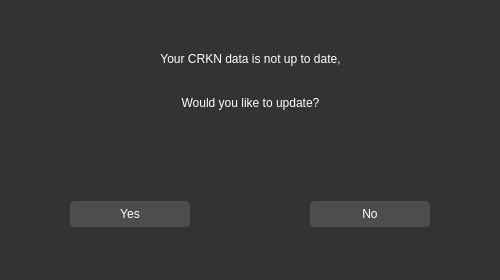
Teky500/Ebook-PR-Application, file source/features/ui/updatefirst-timepage.ui: the form before one commit.
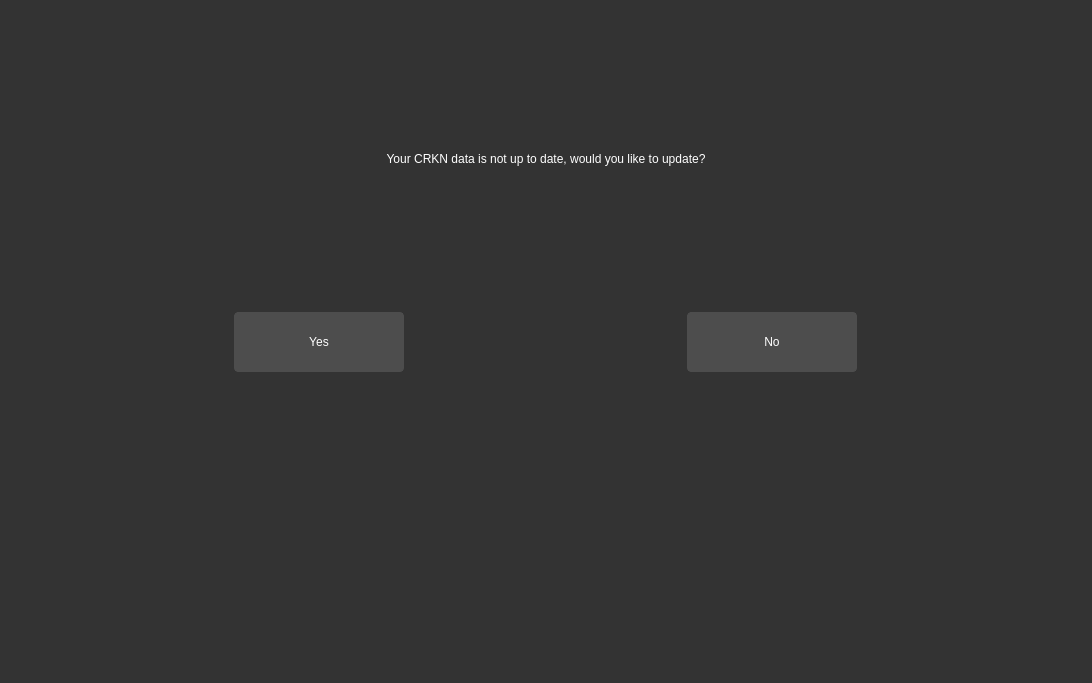
The form after the commit.

What changed in the file:
```diff
--- a/source/features/ui/updatefirst-timepage.ui
+++ b/source/features/ui/updatefirst-timepage.ui
@@ -6,10 +6,16 @@
    <rect>
     <x>0</x>
     <y>0</y>
-    <width>500</width>
-    <height>280</height>
+    <width>1092</width>
+    <height>683</height>
    </rect>
   </property>
+  <property name="minimumSize">
+   <size>
+    <width>1092</width>
+    <height>683</height>
+   </size>
+  </property>
   <property name="windowTitle">
    <string>Form</string>
   </property>
@@ -95,31 +101,53 @@
         color: white;
     }</string>
   </property>
-  <widget class="QWidget" name="horizontalLayoutWidget">
-   <property name="geometry">
-    <rect>
-     <x>10</x>
-     <y>159</y>
-     <width>481</width>
-     <height>111</height>
-    </rect>
-   </property>
+  <layout class="QVBoxLayout" name="verticalLayout_2">
+   <item>
+    <layout class="QVBoxLayout" name="verticalLayout">
+     <property name="leftMargin">
+      <number>15</number>
+     </property>
+     <property name="rightMargin">
+      <number>15</number>
+     </property>
+     <item>
+      <widget class="QLabel" name="label">
+       <property name="styleSheet">
+        <string notr="true">font: 700 35pt &quot;Segoe UI&quot;;</string>
+       </property>
+       <property name="text">
+        <string>Your CRKN data is not up to date, would you like to update?</string>
+       </property>
+       <property name="alignment">
+        <set>Qt::AlignCenter</set>
+       </property>
+       <property name="wordWrap">
+        <bool>true</bool>
+       </property>
+      </widget>
+     </item>
+    </layout>
+   </item>
+   <item>
    <layout class="QHBoxLayout" name="horizontalLayout">
     <property name="spacing">
      <number>60</number>
     </property>
+     <property name="bottomMargin">
+      <number>300</number>
+     </property>
     <item>
      <widget class="QPushButton" name="confirm_update_1">
       <property name="minimumSize">
        <size>
-        <width>0</width>
-        <height>0</height>
+         <width>100</width>
+         <height>60</height>
        </size>
       </property>
       <property name="maximumSize">
        <size>
-        <width>120</width>
-        <height>16777215</height>
+         <width>170</width>
+         <height>60</height>
        </size>
       </property>
       <property name="styleSheet">
@@ -135,14 +163,14 @@
      <widget class="QPushButton" name="cancel_update_1">
       <property name="minimumSize">
        <size>
-        <width>0</width>
-        <height>0</height>
+         <width>100</width>
+         <height>60</height>
        </size>
       </property>
       <property name="maximumSize">
        <size>
-        <width>120</width>
-        <height>16777215</height>
+         <width>170</width>
+         <height>60</height>
        </size>
       </property>
       <property name="styleSheet">
@@ -154,45 +182,8 @@
      </widget>
     </item>
    </layout>
-  </widget>
-  <widget class="QWidget" name="verticalLayoutWidget">
-   <property name="geometry">
-    <rect>
-     <x>10</x>
-     <y>40</y>
-     <width>481</width>
-     <height>81</height>
-    </rect>
-   </property>
-   <layout class="QVBoxLayout" name="verticalLayout">
-    <item>
-     <widget class="QLabel" name="label">
-      <property name="styleSheet">
-       <string notr="true">font: 700 20pt &quot;Segoe UI&quot;;</string>
-      </property>
-      <property name="text">
-       <string>Your CRKN data is not up to date,</string>
-      </property>
-      <property name="alignment">
-       <set>Qt::AlignCenter</set>
-      </property>
-     </widget>
-    </item>
-    <item>
-     <widget class="QLabel" name="label_2">
-      <property name="styleSheet">
-       <string notr="true">font: 700 20pt &quot;Segoe UI&quot;;</string>
-      </property>
-      <property name="text">
-       <string>Would you like to update?</string>
-      </property>
-      <property name="alignment">
-       <set>Qt::AlignCenter</set>
-      </property>
-     </widget>
-    </item>
-   </layout>
-  </widget>
+   </item>
+  </layout>
  </widget>
  <resources/>
  <connections/>
```
Lines whose indentation alone changed are shown as unchanged.
